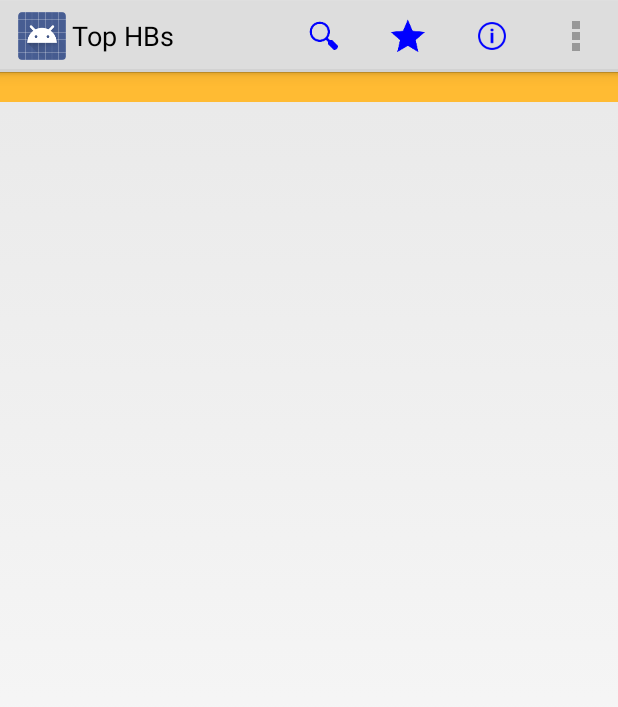
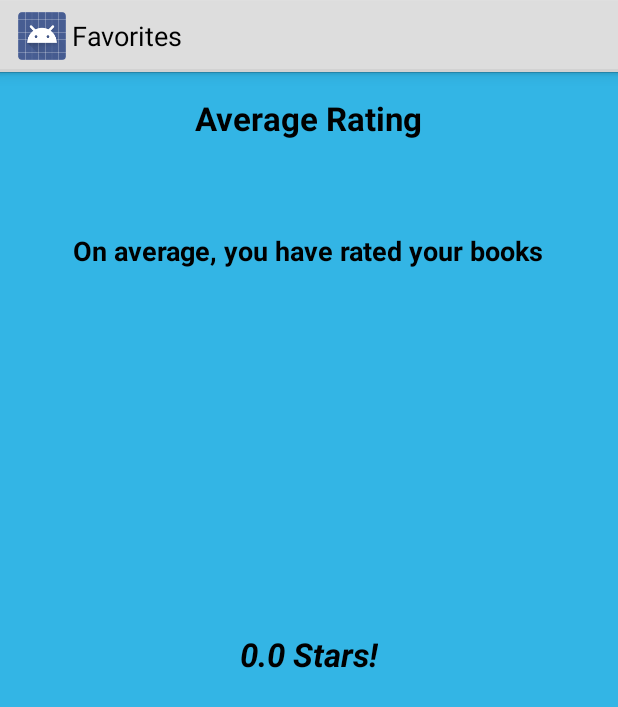
Before and after one commit to ryanwahle/Java2_Wahle, an Android app: the screen it shows after launch (MainActivity before the commit, FavoritesActivity after it), after a tap on "Favorites", on a phone screen of 412 x 824 dp. Shown: the top 707 px of the screen. Run offline under Robolectric (Android 15) with nearby library versions, the phone set to English and light mode, and no system bars; 6 statements that could not run were skipped.

Commit message:
added the favorites screen

```diff
--- a/TopHardbacks/app/src/main/AndroidManifest.xml
+++ b/TopHardbacks/app/src/main/AndroidManifest.xml
@@ -9,7 +9,7 @@
         android:allowBackup="true"
         android:icon="@drawable/ic_launcher"
         android:label="@string/app_name"
-        android:theme="@style/AppTheme">
+        android:theme="@style/AppTheme" >
         <activity
             android:name=".MainActivity"
             android:label="@string/app_name" >
@@ -26,6 +26,10 @@
             android:name=".BookDetailsActivity"
             android:label="@string/title_activity_book_details" >
         </activity>
+        <activity
+            android:name=".FavoritesActivity"
+            android:label="@string/title_activity_favorites" >
+        </activity>
     </application>
 
 </manifest>
--- /dev/null
+++ b/TopHardbacks/app/src/main/java/com/ryanwahle/tophardbacks/app/FavoritesActivity.java
@@ -0,0 +1,40 @@
+package com.ryanwahle.tophardbacks.app;
+
+import android.app.Activity;
+import android.os.Bundle;
+import android.util.Log;
+import android.widget.TextView;
+
+import com.ryanwahle.tophardbacks.Utility.DataStorageSingleton;
+
+import java.util.ArrayList;
+import java.util.HashMap;
+
+public class FavoritesActivity extends Activity {
+
+    @Override
+    protected void onCreate(Bundle savedInstanceState) {
+        super.onCreate(savedInstanceState);
+        setContentView(R.layout.activity_favorites);
+
+        ArrayList<HashMap<String, Float>> bookRatingsArray = DataStorageSingleton.getInstance().readBookRatingsFromDisk(this);
+        Log.v("RATING ARRAY DATA", bookRatingsArray.toString());
+
+        Float averageRating = 0.0f;
+
+        for (HashMap<String, Float> bookRatingData : bookRatingsArray) {
+            for (Float floatRating : bookRatingData.values()) {
+                Log.v("float", floatRating.toString());
+                averageRating = averageRating + floatRating;
+            }
+        }
+
+        averageRating = averageRating / bookRatingsArray.size();
+
+        TextView textViewAverageRating = (TextView) findViewById(R.id.textViewAverageRating);
+        textViewAverageRating.setText(averageRating.toString() + " Stars!");
+    }
+
+
+
+}
--- a/TopHardbacks/app/src/main/java/com/ryanwahle/tophardbacks/app/MainActivity.java
+++ b/TopHardbacks/app/src/main/java/com/ryanwahle/tophardbacks/app/MainActivity.java
@@ -45,7 +45,7 @@ public class MainActivity extends Activity implements BookListFragment.BookSelec
     ArrayList<HashMap<String, String>> booksArrayList = null;
     ArrayList<HashMap<String, Float>> bookRatingsArrayList = null;
     public static int currentSelectedRow = 0;
-    public enum DialogType { SEARCH, FAVORITES, USER_SETTINGS, ABOUT };
+    public enum DialogType { SEARCH, PREFERENCES };
 
     /*
         This is called when the service has completed letting us know to load the data.
@@ -86,16 +86,23 @@ public class MainActivity extends Activity implements BookListFragment.BookSelec
                 break;
             case R.id.menu_item_favorites:
                 Log.v("Menu Item", "Favorites");
+                Intent favoritesActivityIntent = new Intent(this, FavoritesActivity.class);
+                startActivityForResult(favoritesActivityIntent, 0);
                 break;
-            case R.id.menu_item_about:
-                Log.v("Menu Item", "About");
-                break;
-            case R.id.menu_item_user_settings:
-                Log.v("Menu Item", "User Settings");
+            case R.id.menu_item_preferences:
+                Log.v("Menu Item", "Preferences");
                 break;
         }
 
         return true;
+    }
+
+    /*
+        This will launch the dialog fragment for either the search or the
+        preferences menu item.
+     */
+    public void launchDialogFragment(DialogType type) {
+
     }
 
     /*
--- /dev/null
+++ b/TopHardbacks/app/src/main/res/layout/activity_favorites.xml
@@ -0,0 +1,42 @@
+<RelativeLayout xmlns:android="http://schemas.android.com/apk/res/android"
+    xmlns:tools="http://schemas.android.com/tools"
+    android:layout_width="match_parent"
+    android:layout_height="match_parent"
+    android:paddingLeft="@dimen/activity_horizontal_margin"
+    android:paddingRight="@dimen/activity_horizontal_margin"
+    android:paddingTop="@dimen/activity_vertical_margin"
+    android:paddingBottom="@dimen/activity_vertical_margin"
+    tools:context="com.ryanwahle.tophardbacks.app.FavoritesActivity"
+    android:background="@android:color/holo_blue_light">
+
+    <TextView
+        android:layout_width="wrap_content"
+        android:layout_height="wrap_content"
+        android:textAppearance="?android:attr/textAppearanceLarge"
+        android:text="Average Rating"
+        android:id="@+id/textView"
+        android:layout_alignParentTop="true"
+        android:layout_centerHorizontal="true"
+        android:textStyle="bold" />
+
+    <TextView
+        android:layout_width="wrap_content"
+        android:layout_height="wrap_content"
+        android:textAppearance="?android:attr/textAppearanceMedium"
+        android:text="On average, you have rated your books"
+        android:id="@+id/textView2"
+        android:layout_marginTop="61dp"
+        android:layout_below="@+id/textView"
+        android:layout_centerHorizontal="true"
+        android:textStyle="bold" />
+
+    <TextView
+        android:layout_width="wrap_content"
+        android:layout_height="wrap_content"
+        android:textAppearance="?android:attr/textAppearanceLarge"
+        android:text="X.X Stars!"
+        android:id="@+id/textViewAverageRating"
+        android:layout_centerVertical="true"
+        android:layout_centerHorizontal="true"
+        android:textStyle="bold|italic" />
+</RelativeLayout>
--- a/TopHardbacks/app/src/main/res/menu/action_bar_menu.xml
+++ b/TopHardbacks/app/src/main/res/menu/action_bar_menu.xml
@@ -5,25 +5,20 @@
     <item
         android:id="@+id/menu_item_search"
         android:icon="@drawable/ic_menu_item_search"
-        android:showAsAction="always"
+        android:showAsAction="ifRoom"
         android:title="Search" />
 
     <item
         android:id="@+id/menu_item_favorites"
         android:icon="@drawable/ic_menu_item_favorites"
-        android:showAsAction="always"
+        android:showAsAction="ifRoom"
         android:title="Favorites" />
 
     <item
-        android:id="@+id/menu_item_about"
-        android:icon="@drawable/ic_menu_item_about"
-        android:showAsAction="always"
-        android:title="About" />
-
-    <item
-        android:id="@+id/menu_item_user_settings"
-        android:showAsAction="never"
-        android:title="User Settings" />
+        android:id="@+id/menu_item_preferences"
+        android:icon="@drawable/ic_menu_item_preferences"
+        android:showAsAction="ifRoom"
+        android:title="Preferences" />
 
 
 
--- a/TopHardbacks/app/src/main/res/values/strings.xml
+++ b/TopHardbacks/app/src/main/res/values/strings.xml
@@ -2,6 +2,10 @@
 <resources>
 
     <string name="app_name">Top HBs</string>
-    <string name="title_activity_book_details">BookDetailsActivity</string>
+    <string name="title_activity_book_details">Book Details</string>
+    <string name="title_activity_favorites">Favorites</string>
+    <string name="hello_world">Hello world!</string>
+    <string name="action_settings">Settings</string>
+    <string name="hello_blank_fragment">Hello blank fragment</string>
 
 </resources>
```
Also changed, not shown: TopHardbacks/app/src/main/java/com/ryanwahle/tophardbacks/app/AlertDialogFragment.java (added, +30 -0 lines), TopHardbacks/app/src/main/ic_menu_item_preferences-web.png (added), TopHardbacks/app/src/main/res/drawable-hdpi/ic_menu_item_about.png (deleted), TopHardbacks/app/src/main/res/drawable-hdpi/ic_menu_item_preferences.png (added), TopHardbacks/app/src/main/res/drawable-mdpi/ic_menu_item_about.png (deleted), TopHardbacks/app/src/main/res/drawable-mdpi/ic_menu_item_preferences.png (added), TopHardbacks/app/src/main/res/drawable-xhdpi/ic_menu_item_about.png (deleted), TopHardbacks/app/src/main/res/drawable-xhdpi/ic_menu_item_preferences.png (added), TopHardbacks/app/src/main/res/drawable-xxhdpi/ic_menu_item_about.png (deleted), TopHardbacks/app/src/main/res/drawable-xxhdpi/ic_menu_item_preferences.png (added).
